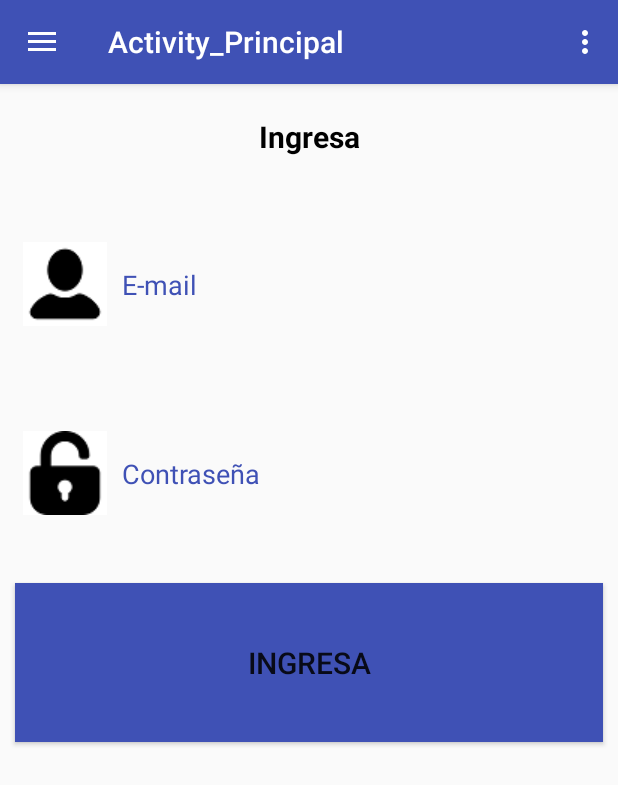
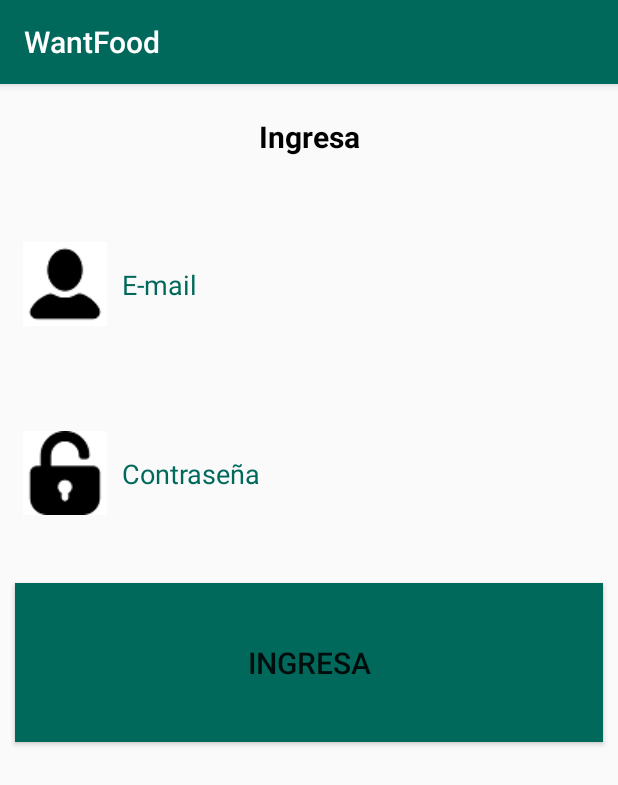
Before and after one commit to sanmartin98/WantFood, an Android app: the screen it shows after launch (Activity_Principal before the commit, MainActivity after it), on a phone screen of 412 x 824 dp. Shown: the top 785 px of the screen. Run offline under Robolectric (Android 15) with nearby library versions, the phone set to English and light mode, and no system bars; our stand-ins replace Firebase (no records; nobody signed in at launch, a user with empty details on screens opened directly).

```diff
--- a/app/build.gradle
+++ b/app/build.gradle
@@ -23,6 +23,7 @@ dependencies {
     implementation 'com.android.support:appcompat-v7:26.1.0'
     implementation 'com.android.support.constraint:constraint-layout:1.1.0'
     implementation 'com.android.support:design:26.1.0'
+    implementation 'com.android.support:support-v4:26.1.0'
     testImplementation 'junit:junit:4.12'
     androidTestImplementation 'com.android.support.test:runner:1.0.2'
     androidTestImplementation 'com.android.support.test.espresso:espresso-core:3.0.2'
@@ -30,5 +31,6 @@ dependencies {
     compile 'com.google.firebase:firebase-database:11.8.0'
     compile 'com.google.firebase:firebase-storage:11.8.0'
     compile 'com.google.firebase:firebase-auth:11.8.0'
+    compile 'com.google.android.gms:play-services-auth:11.8.0'
 }
 apply plugin: 'com.google.gms.google-services'
--- a/app/src/main/AndroidManifest.xml
+++ b/app/src/main/AndroidManifest.xml
@@ -13,6 +13,8 @@
             android:name=".Activitys.Activity_Principal"
             android:label="@string/title_activity__principal"
             android:theme="@style/AppTheme.NoActionBar">
+        </activity>
+        <activity android:name=".Activitys.MainActivity">
             <intent-filter>
                 <action android:name="android.intent.action.MAIN" />
 
--- /dev/null
+++ b/app/src/main/java/com/example/usuario/wantfood/Activitys/MainActivity.java
@@ -0,0 +1,68 @@
+package com.example.usuario.wantfood.Activitys;
+
+import android.content.Context;
+import android.content.Intent;
+import android.support.annotation.NonNull;
+import android.support.v7.app.AppCompatActivity;
+import android.os.Bundle;
+import android.view.View;
+import android.widget.Button;
+import android.widget.EditText;
+import android.widget.Toast;
+
+import com.example.usuario.wantfood.Activitys.Activity_Principal;
+import com.example.usuario.wantfood.ManejoUser;
+import com.example.usuario.wantfood.R;
+import com.google.android.gms.tasks.OnCompleteListener;
+import com.google.android.gms.tasks.Task;
+import com.google.firebase.auth.AuthResult;
+import com.google.firebase.auth.FirebaseAuth;
+import com.google.firebase.auth.FirebaseUser;
+
+public class MainActivity extends AppCompatActivity implements View.OnClickListener {
+
+    private EditText txtEmail, txtPassword;
+    private Button btnIngresar;
+    private ManejoUser mn = new ManejoUser();
+
+    private FirebaseUser user;
+
+    @Override
+    protected void onCreate(Bundle savedInstanceState) {
+        super.onCreate(savedInstanceState);
+        setContentView(R.layout.activity_main);
+        init();
+        verificaSignIn();
+    }
+
+
+
+    private void init(){
+        txtEmail = (EditText) findViewById(R.id.txtEmail);
+        txtPassword = (EditText)findViewById(R.id.txtPassword);
+        btnIngresar = (Button) findViewById(R.id.btnIngresar);
+        mn.inicializatedFireBase();
+        btnIngresar.setOnClickListener(this);
+    }
+
+    @Override
+    public void onClick(View view) {
+        int vista = view.getId();
+        switch (vista){
+            case R.id.btnIngresar: {
+                if(!txtEmail.getText().toString().equals("") || !txtPassword.getText().toString().equals("")){
+                    mn.logIn(txtEmail.getText().toString(), txtPassword.getText().toString(), MainActivity.this);
+                } else Toast.makeText(getApplicationContext(), "Por favor ingrese usuario y contraseña", Toast.LENGTH_SHORT).show();
+            }
+        }
+    }
+
+    public void verificaSignIn(){
+        if(mn.firebaseAuth.getCurrentUser() != null){
+            mn.firebaseUser = mn.firebaseAuth.getCurrentUser();
+            Toast.makeText(getApplicationContext(), "Usuario iniciado con email: " + mn.firebaseUser.getEmail(), Toast.LENGTH_SHORT).show();
+            startActivity(new Intent(getApplicationContext(), Activity_Principal.class));
+        }
+    }
+
+}
--- /dev/null
+++ b/app/src/main/java/com/example/usuario/wantfood/ManejoUser.java
@@ -0,0 +1,61 @@
+package com.example.usuario.wantfood;
+
+import android.app.ProgressDialog;
+import android.content.Context;
+import android.content.Intent;
+import android.support.annotation.NonNull;
+import android.widget.Toast;
+
+import com.example.usuario.wantfood.Activitys.Activity_Principal;
+import com.google.android.gms.tasks.OnCompleteListener;
+import com.google.android.gms.tasks.Task;
+import com.google.firebase.auth.AuthResult;
+import com.google.firebase.auth.FirebaseAuth;
+import com.google.firebase.auth.FirebaseUser;
+import com.google.firebase.database.DatabaseReference;
+import com.google.firebase.database.FirebaseDatabase;
+
+import java.util.concurrent.Executor;
+
+import static android.support.v4.content.ContextCompat.startActivity;
+
+/**
+ * Created by Usuario on 11/05/2018.
+ */
+
+public class ManejoUser {
+
+    public DatabaseReference databaseReference;
+    public FirebaseAuth firebaseAuth;
+    public FirebaseDatabase firebaseDatabase;
+    public FirebaseUser firebaseUser;
+
+    public ManejoUser(){
+
+    }
+
+    public void inicializatedFireBase(){
+        firebaseAuth = FirebaseAuth.getInstance();
+        firebaseDatabase = FirebaseDatabase.getInstance();
+        firebaseUser = firebaseAuth.getCurrentUser();
+        databaseReference = firebaseDatabase.getReference();
+    }
+
+    public void logIn(String email, String pass, final Context context){
+        firebaseAuth.signInWithEmailAndPassword(email, pass).addOnCompleteListener(new OnCompleteListener<AuthResult>() {
+            @Override
+            public void onComplete(@NonNull Task<AuthResult> task) {
+                if (task.isSuccessful()){
+                    firebaseUser = firebaseAuth.getCurrentUser();
+                    Toast.makeText(context, "Log succes", Toast.LENGTH_LONG).show();
+                    Intent intent = new Intent(context, Activity_Principal.class);
+                    context.startActivity(intent);
+                }else{
+                    Toast.makeText(context, "Por favor verifique su usuario y contraseña", Toast.LENGTH_LONG).show();
+                }
+            }
+        });
+    }
+
+
+}
--- /dev/null
+++ b/app/src/main/res/layout/activity_main.xml
@@ -0,0 +1,66 @@
+<?xml version="1.0" encoding="utf-8"?>
+<LinearLayout xmlns:android="http://schemas.android.com/apk/res/android"
+    xmlns:app="http://schemas.android.com/apk/res-auto"
+    xmlns:tools="http://schemas.android.com/tools"
+    android:layout_width="match_parent"
+    android:layout_height="match_parent"
+    android:orientation="vertical"
+    android:weightSum="100"
+    tools:context="com.example.usuario.wantfood.Activitys.MainActivity">
+
+    <TextView
+        android:layout_width="match_parent"
+        android:layout_height="0dp"
+        android:layout_weight="10"
+        android:text="Ingresa"
+        android:textSize="20dp"
+        android:textStyle="bold"
+        android:id="@+id/tvIngresa"
+        android:gravity="center_horizontal|center_vertical"
+        android:textColor="#000"
+        />
+
+    <EditText
+        android:id="@+id/txtEmail"
+        android:layout_width="match_parent"
+        android:layout_height="0dp"
+        android:layout_margin="10dp"
+        android:layout_weight="15"
+        android:background="@drawable/edittext_style"
+        android:drawableLeft="@drawable/ic_user"
+        android:drawablePadding="10dp"
+        android:drawableStart="@drawable/ic_user"
+        android:hint="E-mail"
+        android:inputType="textEmailAddress"
+        android:paddingLeft="5dp"
+        android:textColor="@color/colorPrimary"
+        android:textColorHint="@color/colorPrimary" />
+
+    <EditText
+        android:id="@+id/txtPassword"
+        android:layout_margin="10dp"
+        android:paddingLeft="5dp"
+        android:layout_weight="15"
+        android:layout_width="match_parent"
+        android:layout_height="0dp"
+        android:textColorHint="@color/colorPrimary"
+        android:textColor="@color/colorPrimary"
+        android:drawablePadding="10dp"
+        android:background="@drawable/edittext_style"
+        android:drawableStart="@drawable/ic_password"
+        android:hint="Contraseña"
+        android:inputType="textPassword"
+        android:drawableLeft="@drawable/ic_password" />
+
+    <Button
+        android:id="@+id/btnIngresar"
+        android:textSize="20dp"
+        android:layout_width="match_parent"
+        android:layout_height="0dp"
+        android:layout_margin="10dp"
+        android:layout_marginTop="15dp"
+        android:layout_weight="15"
+        android:background="@color/colorPrimary"
+        android:text="Ingresa" />
+
+</LinearLayout>
--- a/app/src/main/res/layout/content_activity__principal.xml
+++ b/app/src/main/res/layout/content_activity__principal.xml
@@ -1,5 +1,6 @@
 <?xml version="1.0" encoding="utf-8"?>
 <LinearLayout xmlns:android="http://schemas.android.com/apk/res/android"
+    android:id="@+id/contenedor"
     xmlns:app="http://schemas.android.com/apk/res-auto"
     xmlns:tools="http://schemas.android.com/tools"
     android:layout_width="match_parent"
@@ -10,59 +11,6 @@
     tools:context="com.example.usuario.wantfood.Activitys.Activity_Principal"
     tools:showIn="@layout/app_bar_activity__principal">
 
-    <TextView
-        android:layout_width="match_parent"
-        android:layout_height="0dp"
-        android:layout_weight="10"
-        android:text="Ingresa"
-        android:textSize="20dp"
-        android:textStyle="bold"
-        android:id="@+id/tvIngresa"
-        android:gravity="center_horizontal|center_vertical"
-        android:textColor="#000"
-        />
 
-    <EditText
-        android:id="@+id/txtEmail"
-        android:layout_width="match_parent"
-        android:layout_height="0dp"
-        android:layout_margin="10dp"
-        android:layout_weight="15"
-        android:background="@drawable/edittext_style"
-        android:drawableLeft="@drawable/ic_user"
-        android:drawablePadding="10dp"
-        android:drawableStart="@drawable/ic_user"
-        android:hint="E-mail"
-        android:inputType="textEmailAddress"
-        android:paddingLeft="5dp"
-        android:textColor="@color/colorPrimary"
-        android:textColorHint="@color/colorPrimary" />
-
-    <EditText
-        android:id="@+id/txtPassword"
-        android:layout_margin="10dp"
-        android:paddingLeft="5dp"
-        android:layout_weight="15"
-        android:layout_width="match_parent"
-        android:layout_height="0dp"
-        android:textColorHint="@color/colorPrimary"
-        android:textColor="@color/colorPrimary"
-        android:drawablePadding="10dp"
-        android:background="@drawable/edittext_style"
-        android:drawableStart="@drawable/ic_password"
-        android:hint="Contraseña"
-        android:inputType="textPassword"
-        android:drawableLeft="@drawable/ic_password" />
-
-    <Button
-        android:id="@+id/btnIngresar"
-        android:textSize="20dp"
-        android:layout_width="match_parent"
-        android:layout_height="0dp"
-        android:layout_margin="10dp"
-        android:layout_marginTop="15dp"
-        android:layout_weight="15"
-        android:background="@color/colorPrimary"
-        android:text="Ingresa" />
 
 </LinearLayout>
--- a/app/src/main/res/menu/activity__principal_drawer.xml
+++ b/app/src/main/res/menu/activity__principal_drawer.xml
@@ -12,6 +12,10 @@
             android:id="@+id/nav_orden"
             android:icon="@drawable/ic_orden"
             android:title="Ordenes" />
+        <item
+            android:id="@+id/nav_close"
+            android:icon="@drawable/ic_close"
+            android:title="Cerrar sesion" />
     </group>
 
 </menu>
--- a/app/src/main/res/values/colors.xml
+++ b/app/src/main/res/values/colors.xml
@@ -1,6 +1,6 @@
 <?xml version="1.0" encoding="utf-8"?>
 <resources>
-    <color name="colorPrimary">#3F51B5</color>
-    <color name="colorPrimaryDark">#303F9F</color>
+    <color name="colorPrimary">#00695C</color>
+    <color name="colorPrimaryDark">#00695C</color>
     <color name="colorAccent">#FF4081</color>
 </resources>
--- a/app/src/main/res/values/strings.xml
+++ b/app/src/main/res/values/strings.xml
@@ -6,4 +6,7 @@
     <string name="navigation_drawer_close">Close navigation drawer</string>
 
     <string name="action_settings">Settings</string>
+
+    <!-- TODO: Remove or change this placeholder text -->
+    <string name="hello_blank_fragment">Hello blank fragment</string>
 </resources>
```
Also changed, not shown: app/src/main/java/com/example/usuario/wantfood/Activitys/Activity_Principal.java (+42 -3 lines), app/src/main/java/com/example/usuario/wantfood/Clases/Mensajero.java (added, +69 -0 lines), app/src/main/java/com/example/usuario/wantfood/Fragments/OrderFragment.java (added, +23 -0 lines), app/src/main/java/com/example/usuario/wantfood/Fragments/ProfileFragment.java (added, +65 -0 lines), app/src/main/res/layout/fragment_order.xml (added, +13 -0 lines), app/src/main/res/layout/fragment_profile.xml (added, +100 -0 lines).
